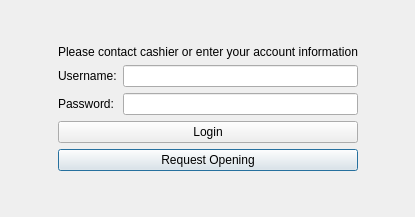
Above: pykafe/client/login.ui from jnmbk/pykafe before the change. Below: the same form after it.
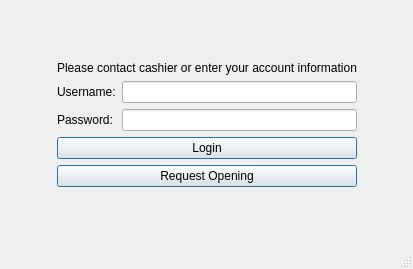
That is the form after the change.

The edit to the form file:
```diff
--- a/pykafe/client/login.ui
+++ b/pykafe/client/login.ui
@@ -1,17 +1,18 @@
 <ui version="4.0" >
  <class>LoginWindow</class>
- <widget class="QDialog" name="LoginWindow" >
+ <widget class="QMainWindow" name="LoginWindow" >
   <property name="geometry" >
    <rect>
     <x>0</x>
     <y>0</y>
-    <width>415</width>
-    <height>217</height>
+    <width>413</width>
+    <height>269</height>
    </rect>
   </property>
   <property name="windowTitle" >
    <string>pythoncafe</string>
   </property>
+  <widget class="QWidget" name="centralwidget" >
   <layout class="QGridLayout" >
    <property name="margin" >
     <number>9</number>
@@ -19,7 +20,7 @@
    <property name="spacing" >
     <number>6</number>
    </property>
-   <item row="2" column="1" >
+    <item row="0" column="2" >
     <spacer>
      <property name="orientation" >
       <enum>Qt::Vertical</enum>
@@ -32,7 +33,7 @@
      </property>
     </spacer>
    </item>
-   <item row="0" column="1" >
+    <item row="6" column="2" >
     <spacer>
      <property name="orientation" >
       <enum>Qt::Vertical</enum>
@@ -45,56 +46,61 @@
      </property>
     </spacer>
    </item>
-   <item row="1" column="1" >
-    <layout class="QGridLayout" >
-     <property name="margin" >
-      <number>0</number>
-     </property>
-     <property name="spacing" >
-      <number>6</number>
-     </property>
-     <item row="1" column="0" >
-      <widget class="QLabel" name="textLabel1" >
-       <property name="text" >
-        <string>Username:</string>
-       </property>
-       <property name="wordWrap" >
-        <bool>false</bool>
-       </property>
-      </widget>
-     </item>
-     <item row="3" column="0" colspan="2" >
-      <widget class="QPushButton" name="loginButton" >
-       <property name="text" >
-        <string>Login</string>
-       </property>
-       <property name="default" >
-        <bool>true</bool>
-       </property>
-      </widget>
-     </item>
-     <item row="2" column="0" >
-      <widget class="QLabel" name="textLabel2" >
-       <property name="text" >
-        <string>Password:</string>
-       </property>
-       <property name="wordWrap" >
-        <bool>false</bool>
-       </property>
-      </widget>
-     </item>
-     <item row="2" column="1" >
+    <item row="3" column="2" >
       <widget class="QLineEdit" name="password" >
        <property name="echoMode" >
         <enum>QLineEdit::Password</enum>
        </property>
       </widget>
      </item>
-     <item row="1" column="1" >
+    <item row="1" column="1" colspan="2" >
+     <widget class="QLabel" name="textLabel" >
+      <property name="text" >
+       <string>Please contact cashier or enter your account information</string>
+      </property>
+      <property name="wordWrap" >
+       <bool>false</bool>
+      </property>
+     </widget>
+    </item>
+    <item row="4" column="1" colspan="2" >
+     <widget class="QPushButton" name="loginButton" >
+      <property name="text" >
+       <string>Login</string>
+      </property>
+      <property name="default" >
+       <bool>true</bool>
+      </property>
+     </widget>
+    </item>
+    <item row="2" column="2" >
       <widget class="QLineEdit" name="username" />
      </item>
-     <item row="4" column="0" colspan="2" >
-      <widget class="QPushButton" name="loginButton_2" >
+    <item row="3" column="3" >
+     <spacer>
+      <property name="orientation" >
+       <enum>Qt::Horizontal</enum>
+      </property>
+      <property name="sizeHint" >
+       <size>
+        <width>40</width>
+        <height>20</height>
+       </size>
+      </property>
+     </spacer>
+    </item>
+    <item row="2" column="1" >
+     <widget class="QLabel" name="textLabel1" >
+      <property name="text" >
+       <string>Username:</string>
+      </property>
+      <property name="wordWrap" >
+       <bool>false</bool>
+      </property>
+     </widget>
+    </item>
+    <item row="5" column="1" colspan="2" >
+     <widget class="QPushButton" name="requestButton" >
        <property name="text" >
         <string>Request Opening</string>
        </property>
@@ -103,19 +109,17 @@
        </property>
       </widget>
      </item>
-     <item row="0" column="0" colspan="2" >
-      <widget class="QLabel" name="textLabel1_2" >
+    <item row="3" column="1" >
+     <widget class="QLabel" name="textLabel2" >
        <property name="text" >
-        <string>Please contact cashier or enter your account information</string>
+       <string>Password:</string>
        </property>
        <property name="wordWrap" >
         <bool>false</bool>
        </property>
       </widget>
      </item>
-    </layout>
-   </item>
-   <item row="1" column="0" >
+    <item row="3" column="0" >
     <spacer>
      <property name="orientation" >
       <enum>Qt::Horizontal</enum>
@@ -128,28 +132,20 @@
      </property>
     </spacer>
    </item>
-   <item row="1" column="2" >
-    <spacer>
-     <property name="orientation" >
-      <enum>Qt::Horizontal</enum>
-     </property>
-     <property name="sizeHint" >
-      <size>
-       <width>40</width>
-       <height>20</height>
-      </size>
-     </property>
-    </spacer>
-   </item>
-  </layout>
- </widget>
- <layoutdefault spacing="6" margin="11" />
- <pixmapfunction>qPixmapFromMimeSource</pixmapfunction>
- <tabstops>
-  <tabstop>username</tabstop>
-  <tabstop>password</tabstop>
-  <tabstop>loginButton</tabstop>
- </tabstops>
+   </layout>
+  </widget>
+  <widget class="QMenuBar" name="menubar" >
+   <property name="geometry" >
+    <rect>
+     <x>0</x>
+     <y>0</y>
+     <width>413</width>
+     <height>29</height>
+    </rect>
+   </property>
+  </widget>
+  <widget class="QStatusBar" name="statusbar" />
+ </widget>
  <resources/>
  <connections>
   <connection>
```
Left out of the diff: 28 changed lines with no effect on the pictures. Lines whose indentation alone changed are shown as unchanged.
